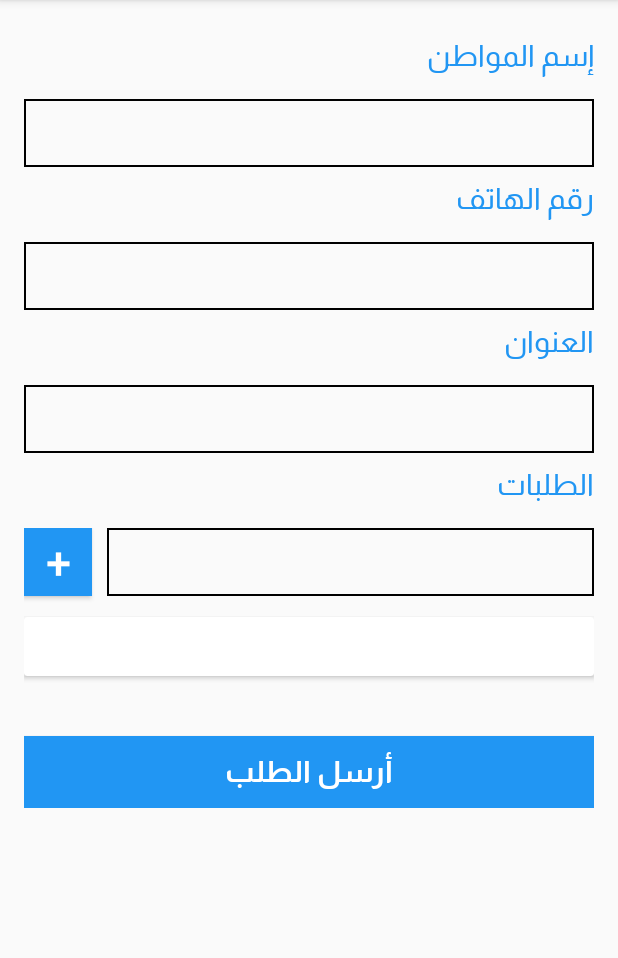
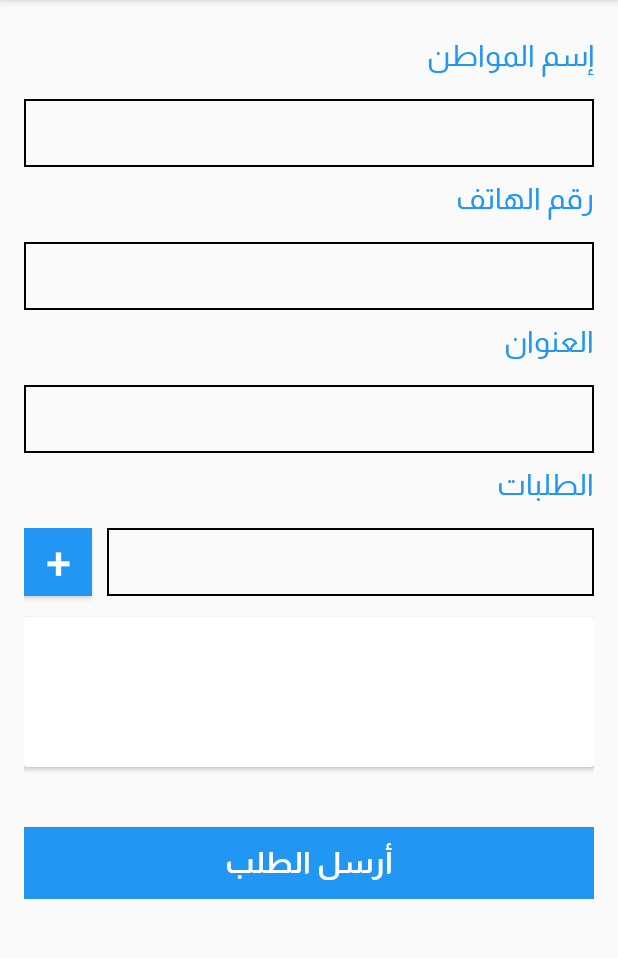
Before and after one commit to nadimgouia/ElAliaSolidaire, an Android app: the NewServiceActivity screen opened directly, with no data from a screen before it, on a phone screen of 412 x 824 dp, the part 84-1042 px from its top. Run offline under Robolectric (Android 15) with nearby library versions, the phone set to English and light mode, and no system bars; our stand-ins replace Firebase (no records; nobody signed in at launch, a user with empty details on screens opened directly).

Commit message:
add scroll for service list

```diff
--- a/app/src/main/java/com/ndroid/elaliasolidaire/NewServiceActivity.kt
+++ b/app/src/main/java/com/ndroid/elaliasolidaire/NewServiceActivity.kt
@@ -5,6 +5,7 @@ import android.content.Intent
 import android.content.SharedPreferences
 import android.os.Bundle
 import android.provider.Settings
+import android.text.method.ScrollingMovementMethod
 import android.view.MenuItem
 import android.view.WindowManager
 import android.view.inputmethod.InputMethodManager
@@ -39,6 +40,7 @@ class NewServiceActivity : AppCompatActivity() {
         }
         print("android_id $android_id")
 
+        tvServicesList.setMovementMethod(ScrollingMovementMethod())
         var servicesContent = ""
         btnAddService.setOnClickListener {
             if (editService.text.toString() != "") {
--- a/app/src/main/res/layout/new_services_activity.xml
+++ b/app/src/main/res/layout/new_services_activity.xml
@@ -117,7 +117,7 @@
             <androidx.cardview.widget.CardView
                 android:id="@+id/cardServices"
                 android:layout_width="match_parent"
-                android:layout_height="wrap_content"
+                android:layout_height="100dp"
                 android:padding="4dp"
                 app:cardElevation="2dp">
 
```
